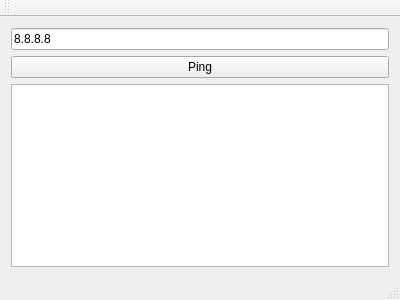
Before: the Qt Designer form src/mainwindow.ui in blizzard4591/zeusUtilities, drawn with Qt 5.
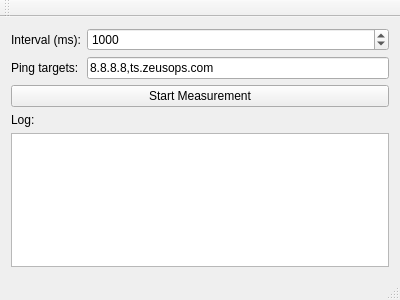
After: the same form once the commit is applied.

Patch:
```diff
--- a/src/mainwindow.ui
+++ b/src/mainwindow.ui
@@ -16,16 +16,60 @@
   <widget class="QWidget" name="centralWidget">
    <layout class="QVBoxLayout" name="verticalLayout">
     <item>
-     <widget class="QLineEdit" name="lineEdit">
+     <layout class="QFormLayout" name="formLayout">
+      <item row="0" column="0">
+       <widget class="QLabel" name="lblInterval">
+        <property name="text">
+         <string>Interval (ms):</string>
+        </property>
+       </widget>
+      </item>
+      <item row="0" column="1">
+       <widget class="QSpinBox" name="spinInterval">
+        <property name="minimum">
+         <number>250</number>
+        </property>
+        <property name="maximum">
+         <number>15000</number>
+        </property>
+        <property name="singleStep">
+         <number>250</number>
+        </property>
+        <property name="value">
+         <number>1000</number>
+        </property>
+       </widget>
+      </item>
+      <item row="1" column="0">
+       <widget class="QLabel" name="lblTargets">
+        <property name="text">
+         <string>Ping targets:</string>
+        </property>
+       </widget>
+      </item>
+      <item row="1" column="1">
+       <widget class="QLineEdit" name="edtTargets">
+        <property name="text">
+         <string>8.8.8.8,ts.zeusops.com</string>
+        </property>
+        <property name="alignment">
+         <set>Qt::AlignLeading|Qt::AlignLeft|Qt::AlignVCenter</set>
+        </property>
+       </widget>
+      </item>
+     </layout>
+    </item>
+    <item>
+     <widget class="QPushButton" name="btnStartStop">
       <property name="text">
-       <string>8.8.8.8</string>
+       <string>Start Measurement</string>
       </property>
      </widget>
     </item>
     <item>
-     <widget class="QPushButton" name="pushButton">
+     <widget class="QLabel" name="lblLog">
       <property name="text">
-       <string>Ping</string>
+       <string>Log:</string>
       </property>
      </widget>
     </item>
```
Left out of the diff: 2 changed lines with no effect on the pictures.
